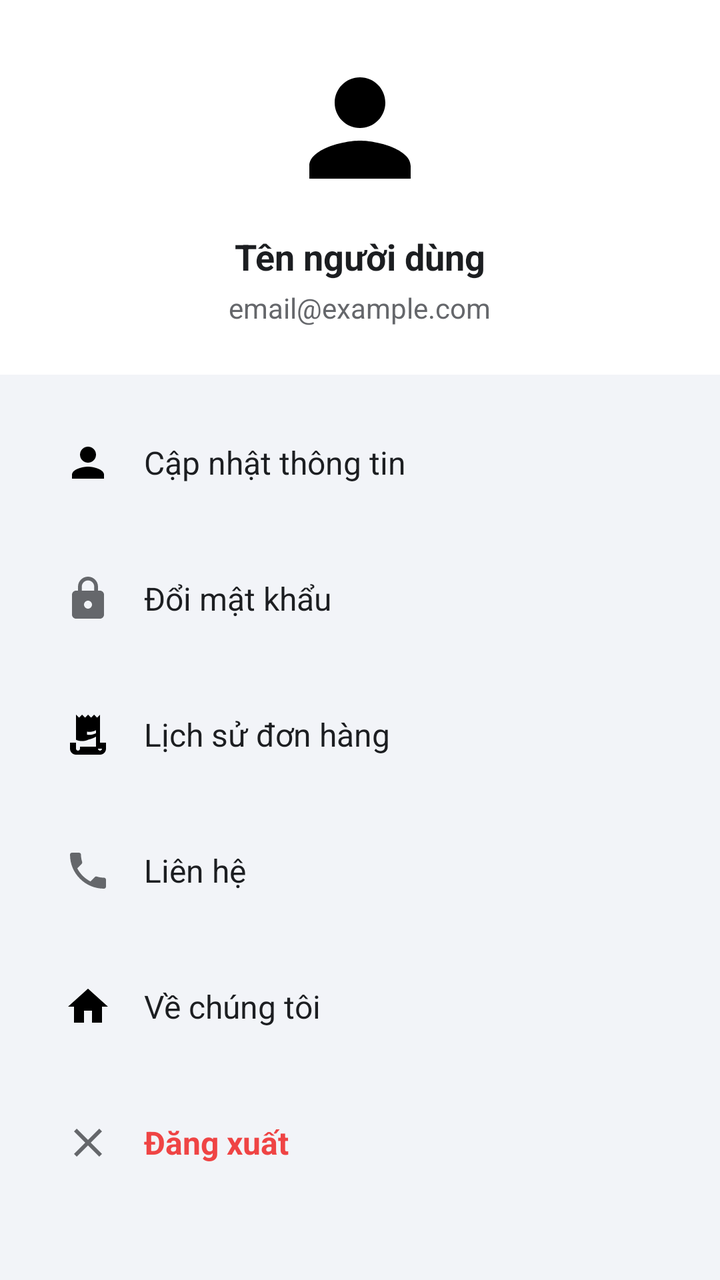
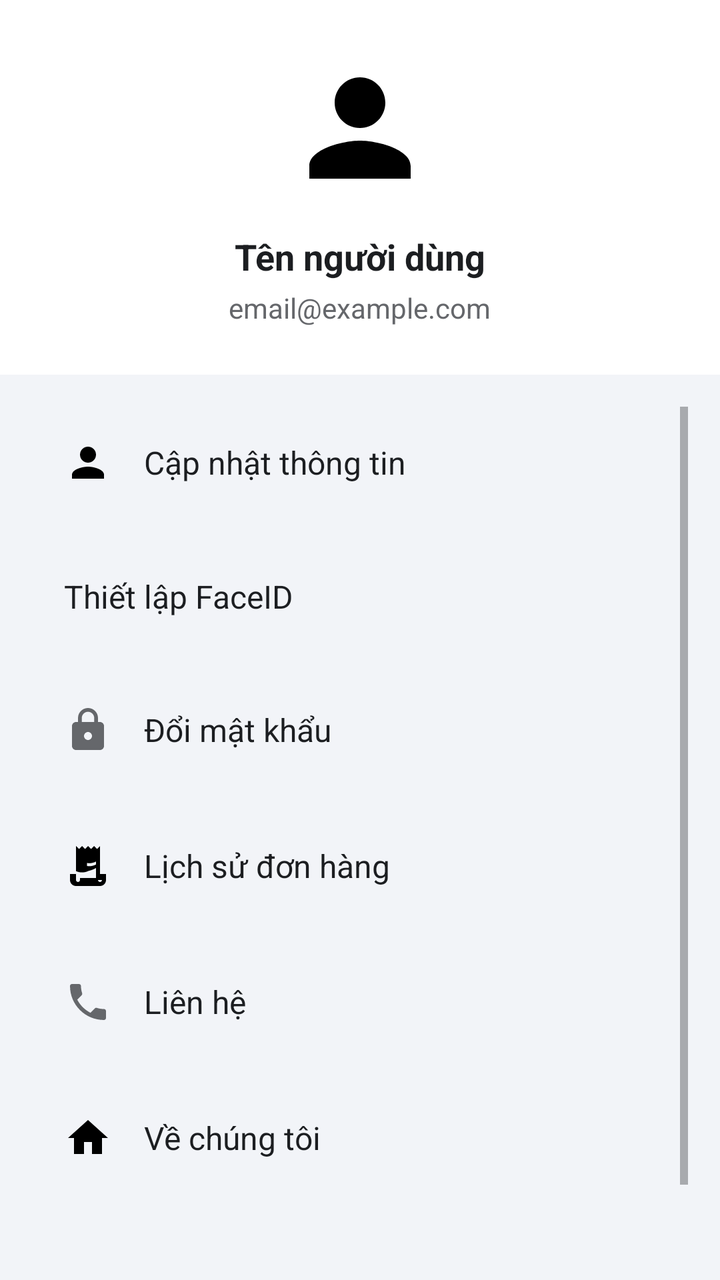

Screens rendered from an Android XML layout before and after an edit, with the pre-edit source and the edit as a unified diff.
<!-- AndroidManifest.xml: application theme Theme.ComputerShop -->
<!-- res/layout/fragment_profile.xml -->
<?xml version="1.0" encoding="utf-8"?>
<LinearLayout xmlns:android="http://schemas.android.com/apk/res/android"
    android:layout_width="match_parent"
    android:layout_height="match_parent"
    android:background="@color/app_background"
    android:orientation="vertical">

    
    <LinearLayout
        android:layout_width="match_parent"
        android:layout_height="wrap_content"
        android:background="@color/white"
        android:orientation="vertical"
        android:gravity="center"
        android:padding="24dp">

        <ImageView
            android:id="@+id/profile_avatar"
            android:layout_width="80dp"
            android:layout_height="80dp"
            android:src="@drawable/ic_person"
            android:background="@drawable/bg_white_rounded"
            android:padding="2dp"/>

        <TextView
            android:id="@+id/profile_name"
            android:layout_width="wrap_content"
            android:layout_height="wrap_content"
            android:layout_marginTop="12dp"
            android:text="Tên người dùng"
            android:textSize="18sp"
            android:textStyle="bold"
            android:textColor="@color/text_title"/>

        <TextView
            android:id="@+id/profile_email"
            android:layout_width="wrap_content"
            android:layout_height="wrap_content"
            android:layout_marginTop="4dp"
            android:text="email@example.com"
            android:textColor="@color/text_secondary"
            android:textSize="14sp"/>
    </LinearLayout>

    
    <ScrollView
        android:layout_width="match_parent"
        android:layout_height="match_parent"
        android:padding="16dp">

        <LinearLayout
            android:layout_width="match_parent"
            android:layout_height="wrap_content"
            android:orientation="vertical">

            
            
            <FrameLayout
                android:id="@+id/profile_fragment_container"
                android:layout_width="match_parent"
                android:layout_height="wrap_content"
                android:visibility="gone"/>
            

            
            <TextView
                android:id="@+id/btn_edit_profile"
                android:layout_width="match_parent"
                android:layout_height="wrap_content"
                android:background="@drawable/bg_white_rounded"
                android:drawableStart="@drawable/ic_person"
                android:drawablePadding="16dp"
                android:padding="16dp"
                android:text="Cập nhật thông tin"
                android:textColor="@color/text_title"
                android:textSize="16sp"
                android:gravity="center_vertical"
                android:layout_marginBottom="12dp"/>

            
            <TextView
                android:id="@+id/btn_change_password"
                android:layout_width="match_parent"
                android:layout_height="wrap_content"
                android:background="@drawable/bg_white_rounded"
                android:drawableStart="@drawable/ic_password"
                android:drawablePadding="16dp"
                android:padding="16dp"
                android:text="Đổi mật khẩu"
                android:textColor="@color/text_title"
                android:textSize="16sp"
                android:gravity="center_vertical"
                android:layout_marginBottom="12dp"/>

            
            <TextView
                android:id="@+id/btn_order_history"
                android:layout_width="match_parent"
                android:layout_height="wrap_content"
                android:background="@drawable/bg_white_rounded"
                android:drawableStart="@drawable/ic_receipt_long"
                android:drawablePadding="16dp"
                android:padding="16dp"
                android:text="Lịch sử đơn hàng"
                android:textColor="@color/text_title"
                android:textSize="16sp"
                android:gravity="center_vertical"
                android:layout_marginBottom="12dp"/>
            
            
            <TextView
                android:id="@+id/btn_contact_us"
                android:layout_width="match_parent"
                android:layout_height="wrap_content"
                android:background="@drawable/bg_white_rounded"
                android:drawableStart="@drawable/ic_phone"
                android:drawablePadding="16dp"
                android:padding="16dp"
                android:text="Liên hệ"
                android:textColor="@color/text_title"
                android:textSize="16sp"
                android:gravity="center_vertical"
                android:layout_marginBottom="12dp"/>

            
            <TextView
                android:id="@+id/btn_about_us"
                android:layout_width="match_parent"
                android:layout_height="wrap_content"
                android:background="@drawable/bg_white_rounded"
                android:drawableStart="@drawable/ic_home"
                android:drawablePadding="16dp"
                android:padding="16dp"
                android:text="Về chúng tôi"
                android:textColor="@color/text_title"
                android:textSize="16sp"
                android:gravity="center_vertical"
                android:layout_marginBottom="12dp"/>

            
            <TextView
                android:id="@+id/btn_logout"
                android:layout_width="match_parent"
                android:layout_height="wrap_content"
                android:background="@drawable/bg_white_rounded"
                android:drawableStart="@drawable/ic_close"
                android:drawablePadding="16dp"
                android:padding="16dp"
                android:text="Đăng xuất"
                android:textColor="@color/color_error"
                android:textSize="16sp"
                android:textStyle="bold"
                android:gravity="center_vertical"
                android:layout_marginBottom="12dp"/>

        </LinearLayout>
    </ScrollView>

    <ProgressBar
        android:id="@+id/progress_bar"
        android:layout_width="wrap_content"
        android:layout_height="wrap_content"
        android:layout_gravity="center"
        android:visibility="gone"/>

</LinearLayout>
<!-- resources referenced by this layout -->
<resources>
  <color name="app_background">#F2F4F8</color>
  <color name="color_error">#EF4444</color>
  <color name="text_secondary">#65676B</color>
  <color name="text_title">#1C1E21</color>
  <color name="white">#FFFFFF</color>
  <!-- drawable ic_close (drawable) -->
  <vector xmlns:android="http://schemas.android.com/apk/res/android"
      android:width="24dp"
      android:height="24dp"
      android:tint="@color/textColorSecondary"
      android:viewportWidth="24"
      android:viewportHeight="24">
      <path
          android:fillColor="@android:color/white"
          android:pathData="M19,6.41L17.59,5 12,10.59 6.41,5 5,6.41 10.59,12 5,17.59 6.41,19 12,13.41 17.59,19 19,17.59 13.41,12z" />
  </vector>
  <!-- drawable ic_home (drawable) -->
  <vector xmlns:android="http://schemas.android.com/apk/res/android" android:height="24dp" android:tint="#000000" android:viewportHeight="24" android:viewportWidth="24" android:width="24dp"><path android:fillColor="@android:color/white" android:pathData="M10,20v-6h4v6h5v-8h3L12,3 2,12h3v8z"/></vector>
  <!-- drawable ic_password (drawable) -->
  <vector xmlns:android="http://schemas.android.com/apk/res/android"
              android:width="24dp"
              android:height="24dp"
              android:viewportWidth="24"
              android:viewportHeight="24"
              android:tint="?attr/colorControlNormal">
          <path
                  android:fillColor="@android:color/white"
                  android:pathData="M18,8h-1V6c0,-2.76 -2.24,-5 -5,-5S7,3.24 7,6v2H6c-1.1,0 -2,0.9 -2,2v10c0,1.1 0.9,2 2,2h12c1.1,0 2,-0.9 2,-2V10c0,-1.1 -0.9,-2 -2,-2zM12,17c-1.1,0 -2,-0.9 -2,-2s0.9,-2 2,-2 2,0.9 2,2 -0.9,2 -2,2zM15.1,8H8.9V6c0,-1.71 1.39,-3.1 3.1,-3.1s3.1,1.39 3.1,3.1v2z"/>
      </vector>
  <!-- drawable ic_person (drawable) -->
  <vector xmlns:android="http://schemas.android.com/apk/res/android" android:height="24dp" android:tint="#000000" android:viewportHeight="24" android:viewportWidth="24" android:width="24dp"><path android:fillColor="@android:color/white" android:pathData="M12,12c2.21,0 4,-1.79 4,-4s-1.79,-4 -4,-4 -4,1.79 -4,4 1.79,4 4,4zM12,14c-2.67,0 -8,1.34 -8,4v2h16v-2c0,-2.66 -5.33,-4 -8,-4z"/></vector>
  <!-- drawable ic_phone (drawable) -->
  <vector xmlns:android="http://schemas.android.com/apk/res/android" android:height="24dp" android:tint="@color/textColorSecondary" android:viewportHeight="24" android:viewportWidth="24" android:width="24dp"><path android:fillColor="@android:color/white" android:pathData="M6.62,10.79c1.44,2.83 3.76,5.14 6.59,6.59l2.2,-2.2c0.27,-0.27 0.67,-0.36 1.02,-0.24 1.12,0.37 2.33,0.57 3.57,0.57 0.55,0 1,0.45 1,1V20c0,0.55 -0.45,1 -1,1 -9.39,0 -17,-7.61 -17,-17 0,-0.55 0.45,-1 1,-1h3.5c0.55,0 1,0.45 1,1 0,1.25 0.2,2.45 0.57,3.57 0.11,0.35 0.03,0.74 -0.24,1.02l-2.2,2.2z"/></vector>
  <style name="Theme.ComputerShop" parent="Base.Theme.ComputerShop" />
  <color name="textColorSecondary">@color/text_secondary</color>
  <style name="Base.Theme.ComputerShop" parent="Theme.AppCompat.Light.NoActionBar">
          
  
          
          <item name="colorPrimary">@color/colorPrimary</item>
          <item name="colorPrimaryDark">@color/colorPrimaryDark</item>
          <item name="colorAccent">@color/colorAccent</item>
  
          
          <item name="android:windowBackground">@color/app_background</item>
  
          
          <item name="android:textColorPrimary">@color/text_title</item>
          <item name="android:textColorSecondary">@color/text_secondary</item>
  
          
          <item name="windowActionBar">false</item>
          <item name="windowNoTitle">true</item>
      </style>
  <color name="colorPrimary">#1877F2</color>
  <color name="colorPrimaryDark">#1465C0</color>
  <color name="colorAccent">#E7F3FF</color>
</resources>

<!-- the commit's change to res/layout/fragment_profile.xml (unified diff, before → after) -->
@@ -72,6 +72,20 @@
                 android:drawablePadding="16dp"
                 android:padding="16dp"
                 android:text="Cập nhật thông tin"
+                android:textColor="@color/text_title"
+                android:textSize="16sp"
+                android:gravity="center_vertical"
+                android:layout_marginBottom="12dp"/>
+
+            <TextView
+                android:id="@+id/btn_register_face"
+                android:layout_width="match_parent"
+                android:layout_height="wrap_content"
+                android:background="@drawable/bg_white_rounded"
+                android:drawableStart="@drawable/ic_face_recognition"
+                android:drawablePadding="16dp"
+                android:padding="16dp"
+                android:text="Thiết lập FaceID"
                 android:textColor="@color/text_title"
                 android:textSize="16sp"
                 android:gravity="center_vertical"
